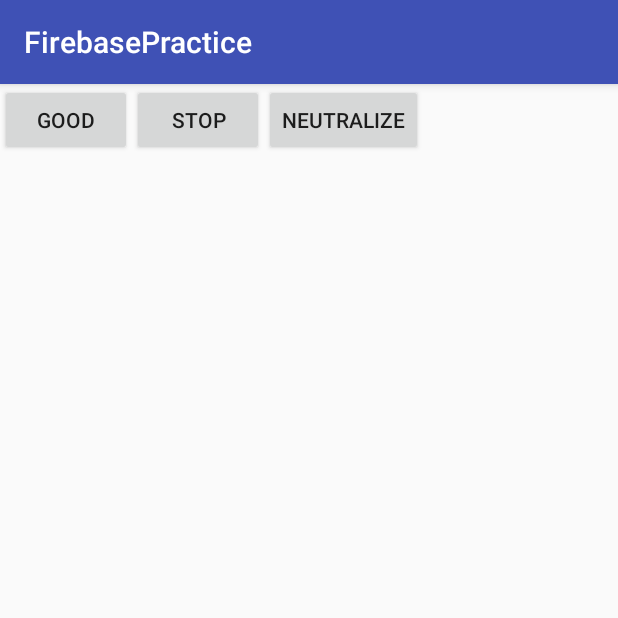
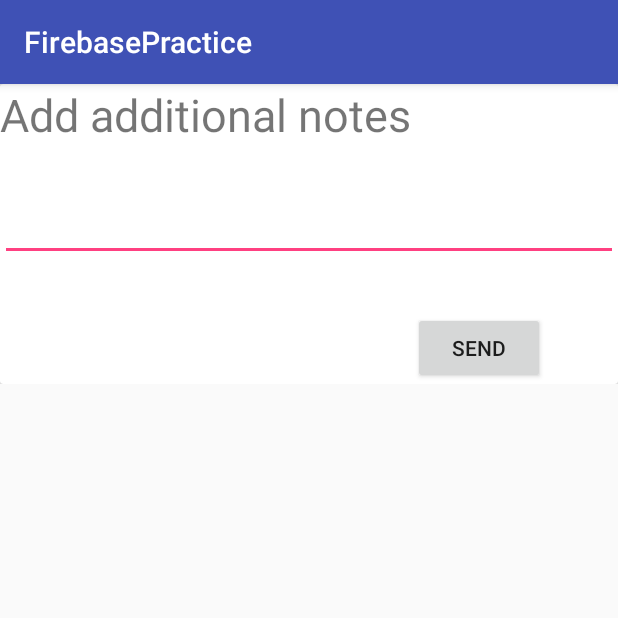
Before and after one commit to gibsonasia/a11y_Hackathon_Android_App, an Android app: the screen it shows after launch (MainActivity), after a tap on "STOP", on a phone screen of 412 x 824 dp, the top half of it. Run offline under Robolectric (Android 15) with nearby library versions, the phone set to English and light mode, and no system bars; our stand-ins replace Firebase (no records; nobody signed in at launch, a user with empty details on screens opened directly).

Commit message:
added card view to add commments for behavioral notes

```diff
--- a/app/build.gradle
+++ b/app/build.gradle
@@ -20,7 +20,7 @@ android {
 }
 
 dependencies {
-    compile fileTree(dir: 'libs', include: ['*.jar'])
+    compile fileTree(include: ['*.jar'], dir: 'libs')
     androidTestCompile('com.android.support.test.espresso:espresso-core:2.2.2', {
         exclude group: 'com.android.support', module: 'support-annotations'
     })
@@ -30,6 +30,7 @@ dependencies {
     compile 'com.google.firebase:firebase-crash:9.4.0'
     compile 'com.google.firebase:firebase-database:9.4.0'
     testCompile 'junit:junit:4.12'
+    compile 'com.android.support:cardview-v7:25.3.1'
 }
 
 apply plugin: 'com.google.gms.google-services'
--- a/app/src/main/java/nyc/c4q/wesniemarcelin/firebasepractice/MainActivity.java
+++ b/app/src/main/java/nyc/c4q/wesniemarcelin/firebasepractice/MainActivity.java
@@ -3,9 +3,11 @@ package nyc.c4q.wesniemarcelin.firebasepractice;
 import android.provider.Settings;
 import android.support.v7.app.AppCompatActivity;
 import android.os.Bundle;
+import android.support.v7.widget.CardView;
 import android.util.Log;
 import android.view.View;
 import android.widget.Button;
+import android.widget.EditText;
 
 import com.google.android.gms.common.ConnectionResult;
 import com.google.android.gms.common.GoogleApiAvailability;
@@ -30,6 +32,9 @@ public class MainActivity extends AppCompatActivity implements View.OnClickListe
     Button redButton;
     Button greenButton;
     Button blueButton;
+    CardView cv;
+    Button send_buttn;
+    EditText editText;
 
 
 
@@ -37,6 +42,12 @@ public class MainActivity extends AppCompatActivity implements View.OnClickListe
     protected void onCreate(Bundle savedInstanceState) {
         super.onCreate(savedInstanceState);
         setContentView(R.layout.activity_main);
+
+        cv = (CardView) findViewById(R.id.cv_text);
+        send_buttn = (Button) findViewById(R.id.send_bttn);
+        editText = (EditText) findViewById(R.id.ed_txt);
+
+
         redButton = (Button) findViewById(R.id.red_button);
         greenButton = (Button) findViewById(R.id.green_button);
         blueButton = (Button) findViewById(R.id.blue_button);
@@ -132,6 +143,14 @@ public class MainActivity extends AppCompatActivity implements View.OnClickListe
             case R.id.red_button:
                 System.out.println("Red button clicked");
                 mDatabase.child("colors").child(Settings.Secure.getString(getContentResolver(),Settings.Secure.ANDROID_ID)).setValue(createRedJson().toString());
+                cv.setVisibility(View.VISIBLE);
+                send_buttn.setOnClickListener(new View.OnClickListener() {
+                    @Override
+                    public void onClick(View view) {
+                        cv.setVisibility(View.GONE);
+                    }
+                });
+
                 break;
             case R.id.green_button:
                 System.out.println("Green button clicked");
--- a/app/src/main/res/layout/activity_main.xml
+++ b/app/src/main/res/layout/activity_main.xml
@@ -1,10 +1,16 @@
 <?xml version="1.0" encoding="utf-8"?>
-<LinearLayout xmlns:android="http://schemas.android.com/apk/res/android"
+<RelativeLayout xmlns:android="http://schemas.android.com/apk/res/android"
     xmlns:app="http://schemas.android.com/apk/res-auto"
     xmlns:tools="http://schemas.android.com/tools"
     android:layout_width="match_parent"
     android:layout_height="match_parent"
     tools:context="nyc.c4q.wesniemarcelin.firebasepractice.MainActivity">
+
+    <LinearLayout
+        android:layout_width="wrap_content"
+        android:layout_height="wrap_content"
+        android:orientation="horizontal"
+        >
 
         <Button
             android:id="@+id/green_button"
@@ -17,9 +23,53 @@
             android:layout_width="wrap_content"
             android:layout_height="wrap_content"
             android:text="STOP"/>
+
         <Button
             android:id="@+id/blue_button"
             android:layout_width="wrap_content"
             android:layout_height="wrap_content"
             android:text="NEUTRALIZE"/>
+
     </LinearLayout>
+
+    <LinearLayout
+        android:layout_width="match_parent"
+        android:layout_height="wrap_content"
+        android:orientation="vertical"
+        >
+
+        <android.support.v7.widget.CardView
+            android:id="@+id/cv_text"
+            android:layout_width="match_parent"
+            android:layout_height="200dp"
+            android:visibility="invisible"
+
+            >
+
+            <TextView
+                android:layout_width="match_parent"
+                android:layout_height="wrap_content"
+                android:text="@string/cv_title"
+                android:textSize="30sp" />
+
+            <EditText
+                android:id="@+id/ed_txt"
+                android:layout_width="match_parent"
+                android:layout_height="wrap_content"
+                android:layout_marginTop="30dp"
+                android:lines="3"
+               />
+
+            <Button
+                android:id="@+id/send_bttn"
+                android:layout_width="wrap_content"
+                android:layout_height="wrap_content"
+                android:text="Send"
+                android:layout_gravity="bottom"
+                android:layout_marginLeft="275dp"
+                />
+        </android.support.v7.widget.CardView>
+
+    </LinearLayout>
+
+</RelativeLayout>
--- a/app/src/main/res/values/strings.xml
+++ b/app/src/main/res/values/strings.xml
@@ -1,3 +1,4 @@
 <resources>
     <string name="app_name">FirebasePractice</string>
+    <string name="cv_title">Add additional notes </string>
 </resources>
```
Lines whose indentation alone changed are shown as unchanged.
